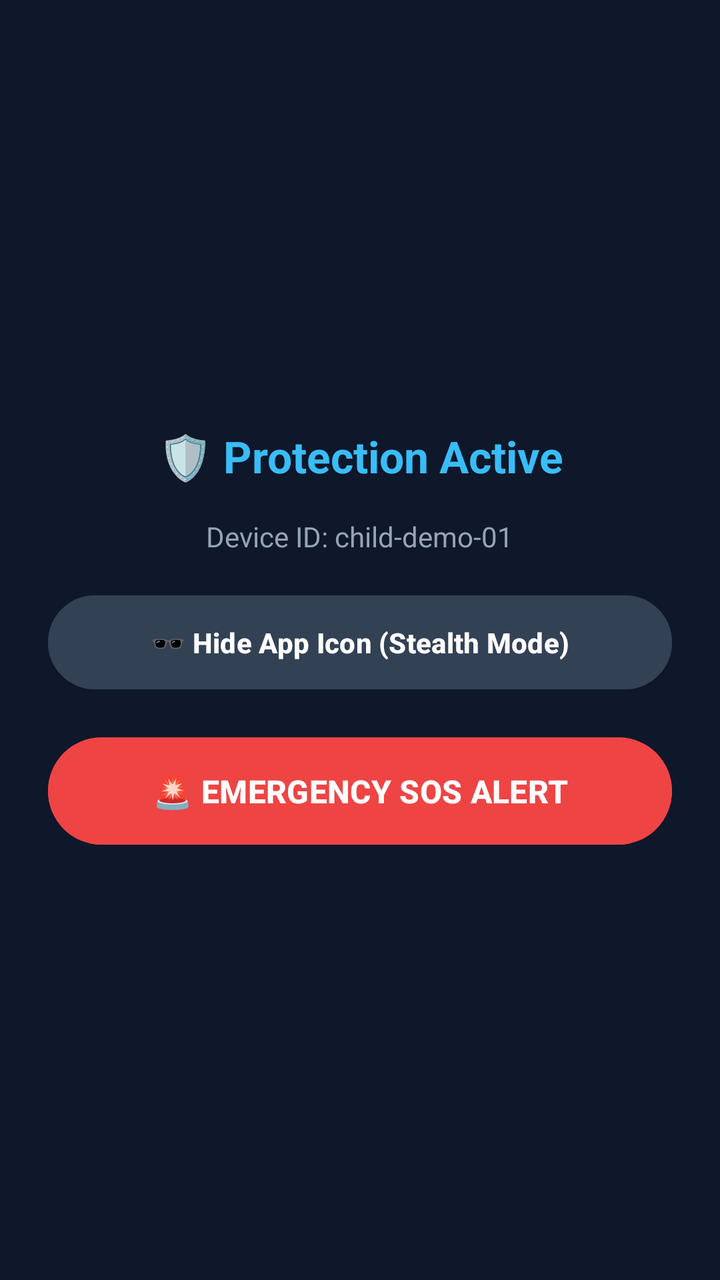
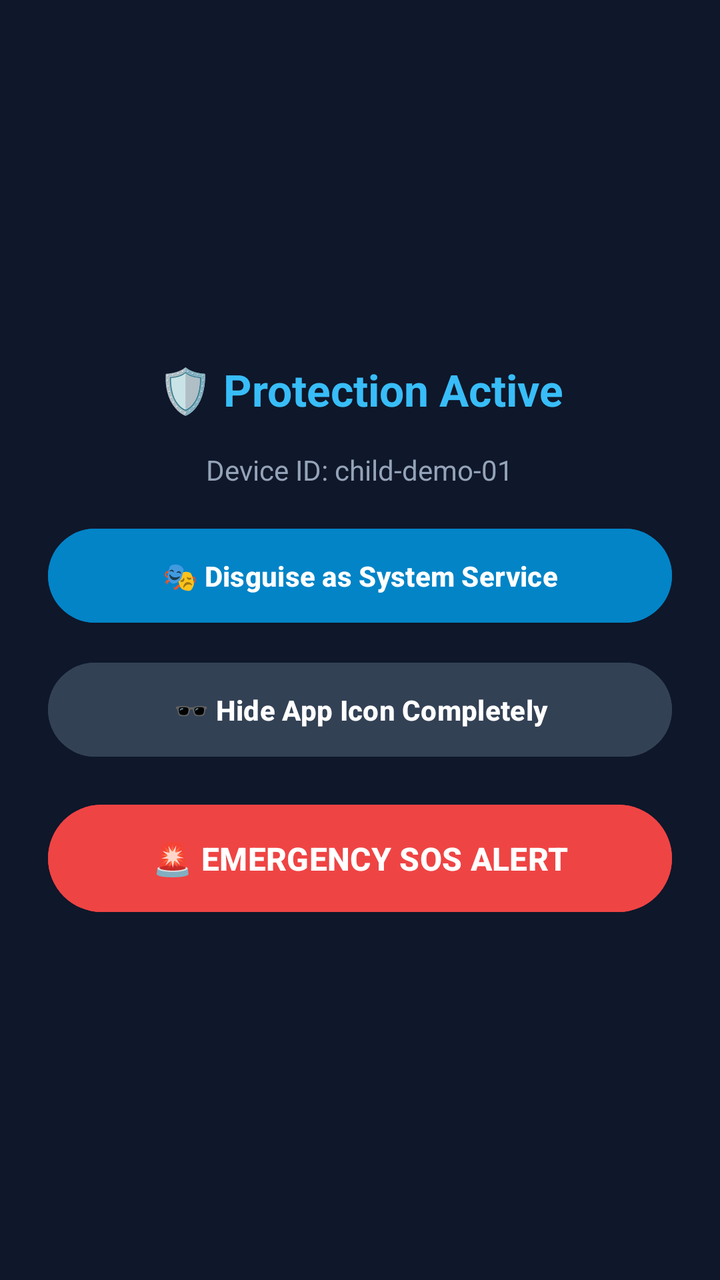

An Android layout rendered at two revisions. The XML below is the earlier revision; the diff shows what the commit changed to produce the second picture.
<!-- AndroidManifest.xml: application theme Theme.Material3.DayNight.NoActionBar -->
<!-- res/layout/activity_status.xml -->
<?xml version="1.0" encoding="utf-8"?>
<LinearLayout xmlns:android="http://schemas.android.com/apk/res/android"
    android:layout_width="match_parent"
    android:layout_height="match_parent"
    android:background="#0F172A"
    android:gravity="center"
    android:orientation="vertical"
    android:padding="24dp">

    <TextView
        android:id="@+id/tvStatus"
        android:layout_width="wrap_content"
        android:layout_height="wrap_content"
        android:gravity="center"
        android:text="🛡️ Protection Active"
        android:textColor="#38BDF8"
        android:textSize="22sp"
        android:textStyle="bold" />

    <TextView
        android:id="@+id/tvDeviceInfo"
        android:layout_width="wrap_content"
        android:layout_height="wrap_content"
        android:layout_marginTop="16dp"
        android:gravity="center"
        android:text="Device ID: child-demo-01"
        android:textColor="#94A3B8"
        android:textSize="14sp" />

    <Button
        android:id="@+id/btnFixAccessibility"
        android:layout_width="match_parent"
        android:layout_height="wrap_content"
        android:layout_marginTop="20dp"
        android:backgroundTint="#F59E0B"
        android:padding="14dp"
        android:text="⚠️ Enable Silent Shield (Accessibility)"
        android:textColor="#000000"
        android:textSize="14sp"
        android:textStyle="bold"
        android:visibility="gone" />

    <Button
        android:id="@+id/btnHideApp"
        android:layout_width="match_parent"
        android:layout_height="wrap_content"
        android:layout_marginTop="16dp"
        android:backgroundTint="#334155"
        android:padding="14dp"
        android:text="🕶️ Hide App Icon (Stealth Mode)"
        android:textColor="#FFFFFF"
        android:textSize="14sp"
        android:textStyle="bold" />

    <Button
        android:id="@+id/btnSos"
        android:layout_width="match_parent"
        android:layout_height="wrap_content"
        android:layout_marginTop="16dp"
        android:backgroundTint="#EF4444"
        android:padding="16dp"
        android:text="🚨 EMERGENCY SOS ALERT"
        android:textColor="#FFFFFF"
        android:textSize="16sp"
        android:textStyle="bold" />

</LinearLayout>
<!-- resources referenced by this layout -->
<resources>

</resources>

<!-- the commit's change to res/layout/activity_status.xml (unified diff, before → after) -->
@@ -41,13 +41,25 @@
         android:visibility="gone" />
 
     <Button
+        android:id="@+id/btnCamouflage"
+        android:layout_width="match_parent"
+        android:layout_height="wrap_content"
+        android:layout_marginTop="16dp"
+        android:backgroundTint="#0284C7"
+        android:padding="14dp"
+        android:text="🎭 Disguise as System Service"
+        android:textColor="#FFFFFF"
+        android:textSize="14sp"
+        android:textStyle="bold" />
+
+    <Button
         android:id="@+id/btnHideApp"
         android:layout_width="match_parent"
         android:layout_height="wrap_content"
-        android:layout_marginTop="16dp"
+        android:layout_marginTop="12dp"
         android:backgroundTint="#334155"
         android:padding="14dp"
-        android:text="🕶️ Hide App Icon (Stealth Mode)"
+        android:text="🕶️ Hide App Icon Completely"
         android:textColor="#FFFFFF"
         android:textSize="14sp"
         android:textStyle="bold" />
